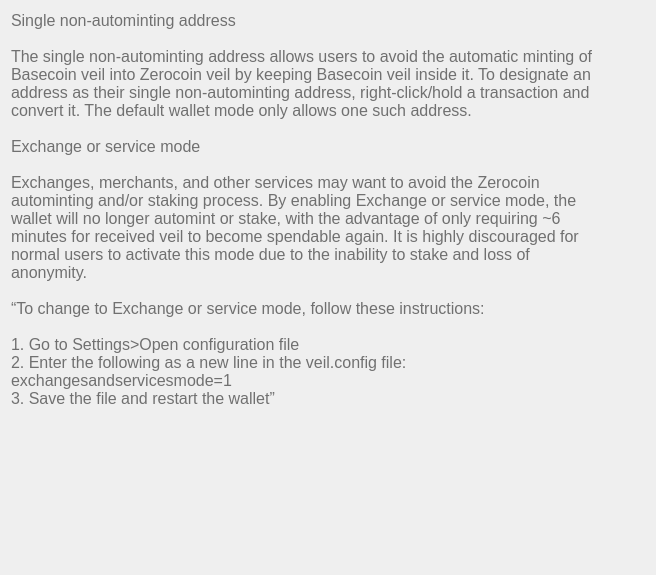
Qt form src/qt/veil/forms/settingsfaq06.ui (Veil-Project/veil) before a commit.
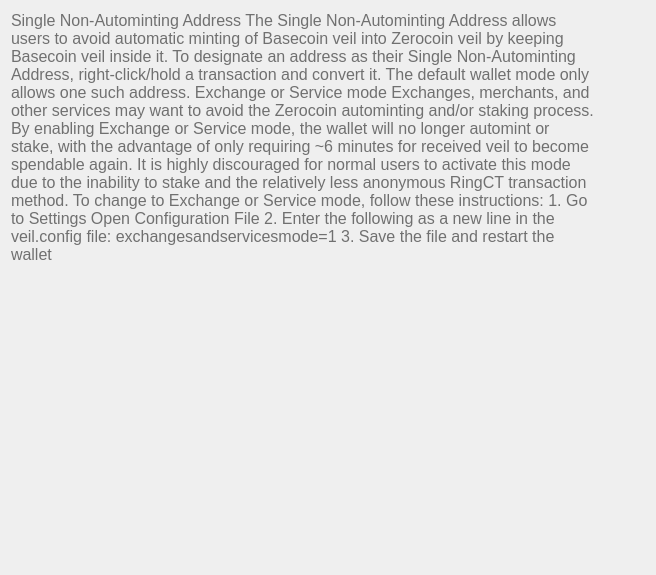
The same form after that commit.

```diff
--- a/src/qt/veil/forms/settingsfaq06.ui
+++ b/src/qt/veil/forms/settingsfaq06.ui
@@ -33,19 +33,10 @@
       <string notr="true">font-weight:200;</string>
      </property>
      <property name="text">
-      <string>Single non-autominting address
-
-The single non-autominting address allows users to avoid the automatic minting of Basecoin veil into Zerocoin veil by keeping Basecoin veil inside it. To designate an address as their single non-autominting address, right-click/hold a transaction and convert it. The default wallet mode only allows one such address.
-
-Exchange or service mode
-
-Exchanges, merchants, and other services may want to avoid the Zerocoin autominting and/or staking process. By enabling Exchange or service mode, the wallet will no longer automint or stake, with the advantage of only requiring ~6 minutes for received veil to become spendable again. It is highly discouraged for normal users to activate this mode due to the inability to stake and loss of anonymity.
-
-“To change to Exchange or service mode, follow these instructions:
-
-1. Go to Settings&gt;Open configuration file
-2. Enter the following as a new line in the veil.config file: exchangesandservicesmode=1
-3. Save the file and restart the wallet”					</string>
+      <string>&lt;html&gt;&lt;head/&gt;&lt;body&gt;&lt;p&gt;&lt;span style=&quot;font-weight:600; text-decoration: underline;&quot;&gt;Single Non-Autominting Address&lt;/span&gt;&lt;/p&gt;&lt;p&gt;&lt;span&gt;The Single Non-Autominting Address allows users to avoid automatic minting of Basecoin veil into Zerocoin veil by keeping Basecoin veil inside it. To designate an address as their Single Non-Autominting Address, right-click/hold a transaction and convert it. The default wallet mode only allows one such address.&lt;/span&gt;&lt;/p&gt;&lt;p&gt;&lt;br/&gt;&lt;span style=&quot; font-size:12pt; font-weight:600; text-decoration: underline;&quot;&gt;Exchange or Service mode&lt;/span&gt;&lt;/p&gt;&lt;p&gt;&lt;span&gt;Exchanges, merchants, and other services may want to avoid the Zerocoin autominting and/or staking process. By enabling Exchange or Service mode, the wallet will no longer automint or stake, with the advantage of only requiring ~6 minutes for received veil to become spendable again. It is highly discouraged for normal users to activate this mode due to the inability to stake and the relatively less anonymous RingCT transaction method.&lt;/span&gt;&lt;/p&gt;&lt;p&gt;&lt;br/&gt;&lt;span&gt;To change to Exchange or Service mode, follow these instructions:&lt;/span&gt;&lt;/p&gt;&lt;p&gt;&lt;span&gt;1. Go to Settings&amp;gt;Open Configuration File&lt;/span&gt;&lt;/p&gt;&lt;p&gt;&lt;span&gt;2. Enter the following as a new line in the veil.config file: exchangesandservicesmode=1&lt;/span&gt;&lt;/p&gt;&lt;p&gt;&lt;span&gt;3. Save the file and restart the wallet&lt;/span&gt;&lt;/p&gt;&lt;/body&gt;&lt;/html&gt;</string>
+     </property>
+     <property name="scaledContents">
+      <bool>false</bool>
      </property>
      <property name="alignment">
       <set>Qt::AlignLeading|Qt::AlignLeft|Qt::AlignTop</set>
```
